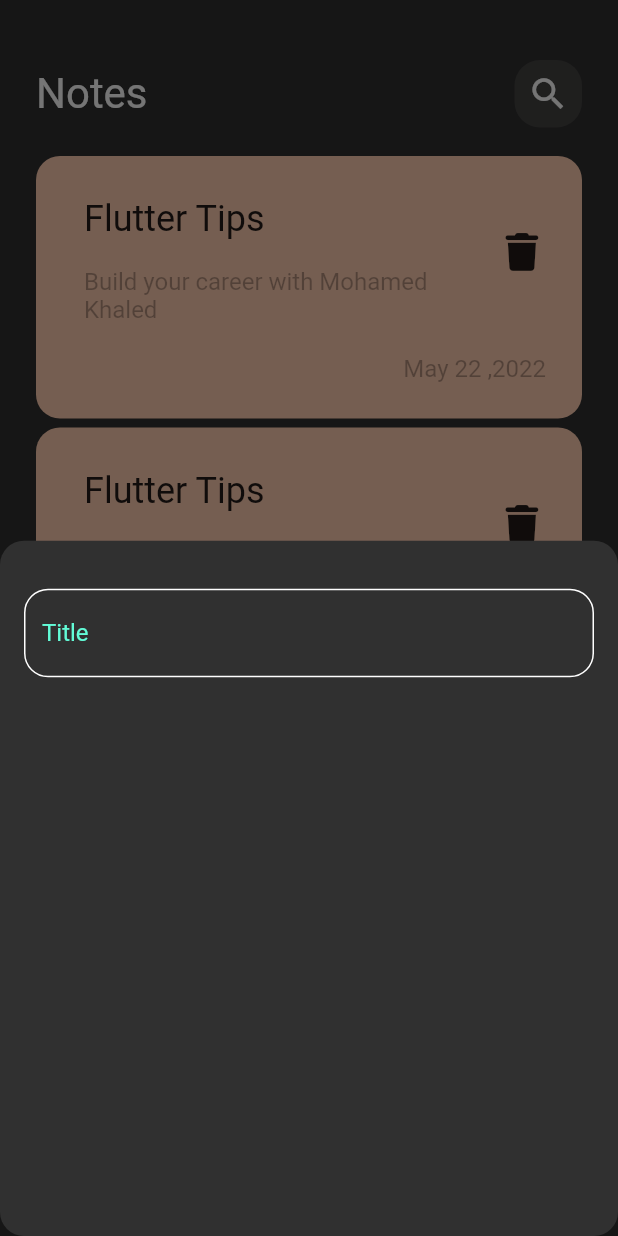
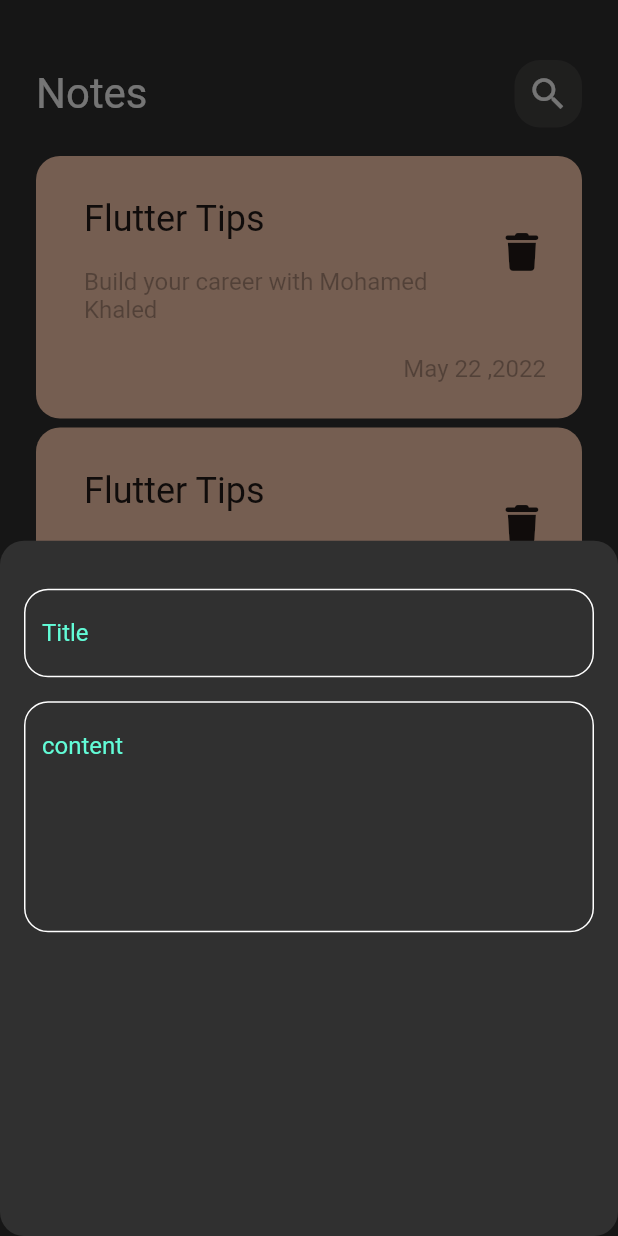
Before and after one commit to mohamedharb2435/notes_app, a Flutter app: the screen it shows after launch, after a tap on the "add" icon, on a phone screen of 412 x 824 dp. Run offline on Flutter 3.47's test engine with Material 2 defaults, Android fonts, the phone set to English and light mode, and no system bars; our stand-ins replace font_awesome_flutter.

Commit message:
add fields to notes bottom sheet

```diff
--- a/lib/views/widget/add_note_bottom_sheet.dart
+++ b/lib/views/widget/add_note_bottom_sheet.dart
@@ -6,12 +6,19 @@ class AddNoteBottomSheet extends StatelessWidget {
 
   @override
   Widget build(BuildContext context) {
-    return Padding(
-      padding: const EdgeInsets.symmetric(horizontal: 16),
+    return const Padding(
+      padding:  EdgeInsets.symmetric(horizontal: 16),
       child: Column(
-        children: [
+        children:  [
           SizedBox(height: 32),
-          CustomTextField(),
+          CustomTextField(
+            hint: 'Title ',
+          ),
+          SizedBox(height: 16),
+          CustomTextField(
+            hint: 'content ',
+            maxLines: 6,
+          ),
         ],
       ),
     );
--- a/lib/views/widget/custom_text_filed.dart
+++ b/lib/views/widget/custom_text_filed.dart
@@ -2,14 +2,17 @@ import 'package:flutter/material.dart';
 import 'package:notes/constants.dart';
 
 class CustomTextField extends StatelessWidget {
-  const CustomTextField({Key? key}) : super(key: key);
+  const CustomTextField({Key? key, required this.hint, this.maxLines=1}) : super(key: key);
 
+final String hint ;
+final int  maxLines;
   @override
   Widget build(BuildContext context) {
     return TextField(
       cursorColor: kPrimaryColor,
+      maxLines: maxLines,
       decoration: InputDecoration(
-        hintText: 'Title',
+        hintText: hint,
         hintStyle:const  TextStyle(
           color: kPrimaryColor,
         ),
@@ -23,7 +26,7 @@ class CustomTextField extends StatelessWidget {
   OutlineInputBorder BuildBorder([Color]) {
     return OutlineInputBorder(
         borderRadius: BorderRadius.circular(16),
-        borderSide: BorderSide(
+        borderSide:const  BorderSide(
           color: Colors.white,
         )
       );
```
